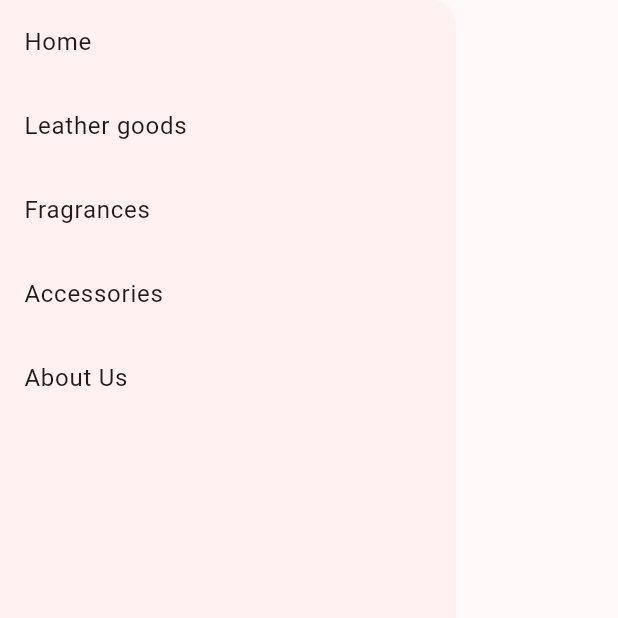
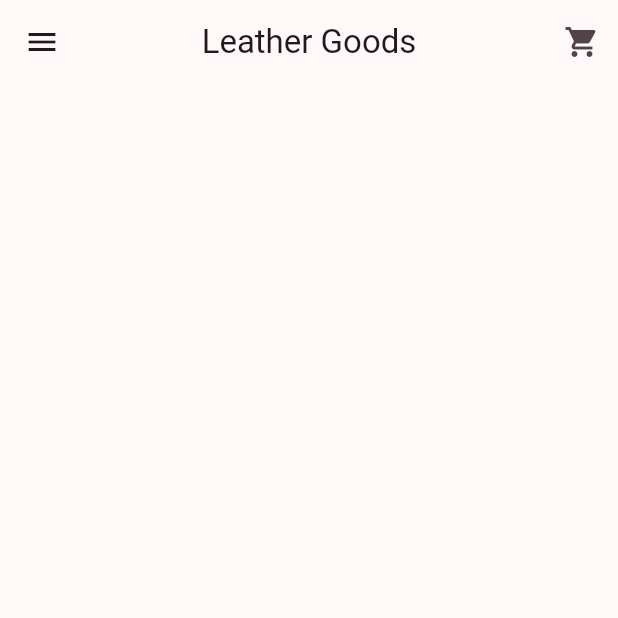
Before and after one commit to Dinisdu123/Demo, a Flutter app: the LeatherGoods screen opened directly, on a phone screen of 412 x 824 dp, the top half of it. Run offline on Flutter 3.47's test engine with Material 3 defaults, Android fonts, the phone set to English and light mode, and no system bars; network calls fail.

```diff
--- a/lib/Screens/HomePage.dart
+++ b/lib/Screens/HomePage.dart
@@ -42,7 +42,10 @@ class NewArrivals extends StatelessWidget {
                 width: 100,
               )
             ],
-          )
+          ),
+          Text("Experience The luxury"),
+          Text(
+              "Luxury is more than a statement—it’s a way of life. Indulge in the finest craftsmanship, where every detail tells a story of sophistication and elegance. From rare finds to timeless treasures, embrace the extraordinary and elevate your lifestyle with unmatched exclusivity")
         ],
       ),
     );
--- a/lib/Screens/LeatherGoods.dart
+++ b/lib/Screens/LeatherGoods.dart
@@ -1,48 +1,69 @@
+import 'package:assingment/main.dart';
 import 'package:flutter/material.dart';
-import 'package:assingment/main.dart';
+import 'package:assingment/Screens/AboutUs.dart';
+import 'package:assingment/Screens/Footer.dart';
 
 class LeatherGoods extends StatelessWidget {
-  const LeatherGoods({super.key});
-
   @override
   Widget build(BuildContext context) {
-    return Drawer(
+    return Scaffold(
+      appBar: AppBar(
+        // backgroundColor: Theme.of(context).colorScheme.inversePrimary,
+        title: const Text("Leather Goods"),
+        centerTitle: true,
+        actions: [
+          IconButton(
+            icon: const Icon(Icons.shopping_cart),
+            onPressed: () {},
+          )
+        ],
+      ),
+      drawer: Drawer(
         child: ListView(
           children: [
             ListTile(
-            title: Text("Home"),
+              title: const Text("Home"),
               hoverColor: Colors.grey,
               onTap: () {
-              Navigator.pushReplacement(context, MaterialPageRoute(builder: (context)=>MyApp()));
+                Navigator.pushReplacement(
+                    context,
+                    MaterialPageRoute(
+                        builder: (context) => MyHomePage(
+                              title: "Aurora Luxe",
+                            )));
               },
             ),
             ListTile(
-            title: Text("Leather goods"),
+              title: const Text("Leather goods"),
+              hoverColor: Colors.grey,
+              onTap: () {
+                Navigator.pop(context);
+              },
+            ),
+            ListTile(
+              title: const Text("Fragrances"),
               hoverColor: Colors.grey,
               onTap: () {},
             ),
             ListTile(
-              title: Text("Fragrances"), hoverColor: Colors.grey, onTap: () {}),
-          ListTile(
-            title: Text("Accessories"),
+              title: const Text("Accessories"),
               hoverColor: Colors.grey,
               onTap: () {},
             ),
             ListTile(
-            title: Text("About Us"),
+              title: const Text("About Us"),
               hoverColor: Colors.grey,
-            onTap: () {},
-          )
+              onTap: () {
+                Navigator.push(
+                    context,
+                    MaterialPageRoute(
+                        builder: (context) =>
+                            Aboutus())); // Assuming you have AboutUs implemented
+              },
+            ),
           ],
         ),
+      ),
     );
-    //   return Scaffold(
-    //     appBar: AppBar(
-    //       title: Text("Aurora Luxe"),
-    //     ),
-    //     body: Text("This is Leather goods"),
-    //   );
-    // }
   }
-
 }
--- a/lib/main.dart
+++ b/lib/main.dart
@@ -1,6 +1,7 @@
 import 'package:assingment/Screens/AboutUs.dart';
 import 'package:assingment/Screens/HomePage.dart';
 import 'package:assingment/Screens/LeatherGoods.dart';
+import 'package:assingment/Screens/Footer.dart';
 import 'package:flutter/material.dart';
 
 void main() {
@@ -97,7 +98,7 @@ class _MyHomePageState extends State<MyHomePage> {
           ),
         ),
         body: Column(
-          children: [MainImg(), NewArrivals(),],
+          children: [MainImg(), NewArrivals(), Footer()],
         ));
   }
 }
```
Also changed, not shown: lib/Screens/Footer.dart (+19 -1 lines). Lines whose indentation alone changed are shown as unchanged.
